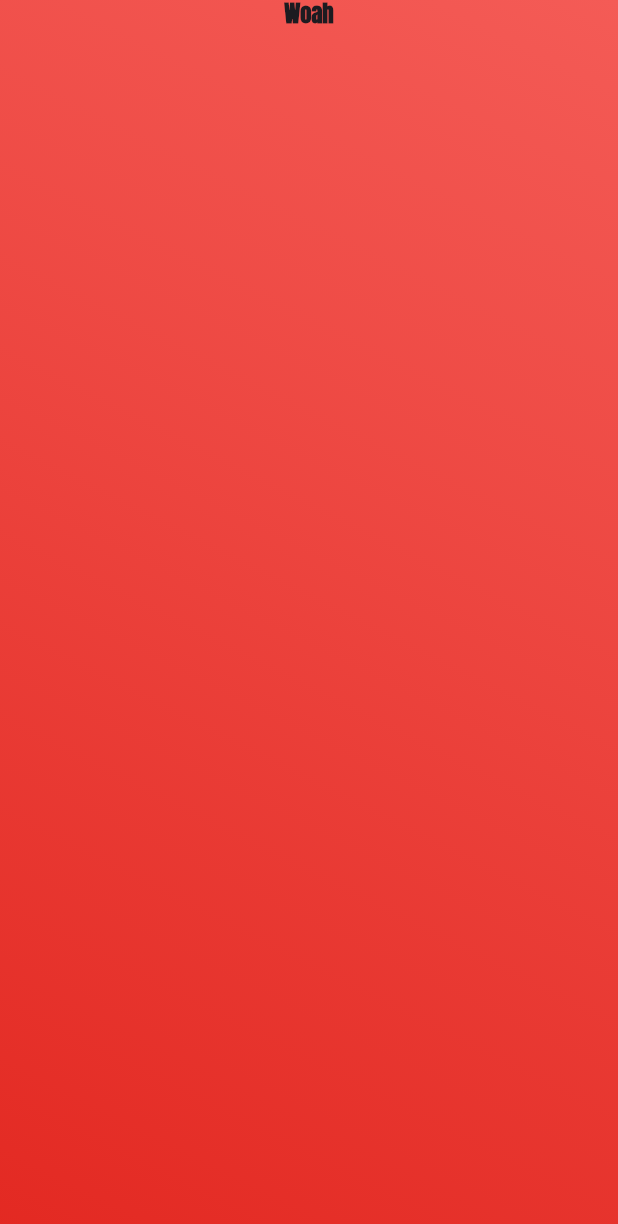
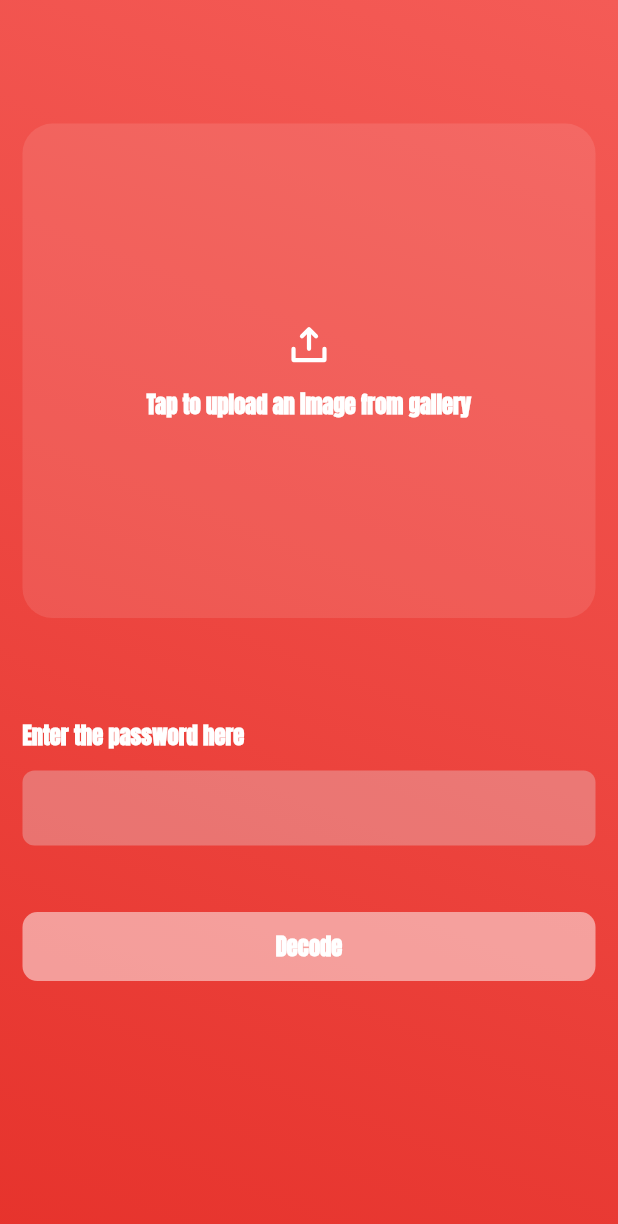
Before and after one commit to emeleonufavour/hide-me, a Flutter app: the SeeMessageScreen screen opened directly, on a phone screen of 412 x 824 dp. Shown: the top 1224 px of the screen. Run offline on Flutter 3.47's test engine with Material 3 defaults, Android fonts, the phone set to English and light mode, and no system bars; our stand-ins replace flutter_animate, flutter_svg, hex, image_picker, lottie; missing offline and left inert: cryptography, gal, image_size_getter.

Commit message:
update at 17/8/24 8:48AM

```diff
--- a/lib/services/steganograph.dart
+++ b/lib/services/steganograph.dart
@@ -1,7 +1,7 @@
 import 'dart:async';
+import 'dart:developer';
 import 'dart:io';
 import 'dart:isolate';
-import 'dart:math';
 import 'dart:typed_data';
 
 import 'package:flutter/services.dart';
@@ -27,6 +27,7 @@ class Steganograph {
 
       String encryptedMessage =
           await EncryptionService.getEncryptedMessage(message, password);
+      log("encrypted => $encryptedMessage");
 
       Image imageWithMessage = Image.fromBytes(
         size.width,
@@ -132,6 +133,7 @@ class Steganograph {
       final decodedImage = decodePng(await image.readAsBytes());
 
       String? hiddenMessage = decodedImage?.textData?[textDataKey];
+      log(decodedImage?.textData.toString() ?? "textdata is null");
 
       if (hiddenMessage != null && hiddenMessage.isNotEmpty) {
         return await DecryptionService.getDecryptedMessage(
--- a/lib/ui/views/see_message/see_message_screen.dart
+++ b/lib/ui/views/see_message/see_message_screen.dart
@@ -1,9 +1,13 @@
+import 'dart:developer';
 import 'dart:io';
-
 import 'package:flutter/material.dart';
+import 'package:hide_me/services/exceptions.dart';
+import 'package:hide_me/services/steganograph.dart';
+import 'package:hide_me/ui/widgets/h_textfield.dart';
 import 'package:image_picker/image_picker.dart';
-
+import '../../widgets/h_button.dart';
 import '../../widgets/text_widget.dart';
+import '../hide_message/widgets/image_box.dart';
 
 class SeeMessageScreen extends StatefulWidget {
   const SeeMessageScreen({super.key});
@@ -14,7 +18,11 @@ class SeeMessageScreen extends StatefulWidget {
 
 class _SeeMessageScreenState extends State<SeeMessageScreen> {
   File? _selectedImageFile;
+  String? message;
+  final bool _loading = false;
   final ImagePicker picker = ImagePicker();
+  final TextEditingController _passwordCtr = TextEditingController();
+
   void onPickPhoto() async {
     final pickedFile = await picker.pickImage(source: ImageSource.gallery);
 
@@ -28,10 +36,38 @@ class _SeeMessageScreenState extends State<SeeMessageScreen> {
     });
   }
 
+  void decodePhoto() async {
+    if (_passwordCtr.text.isNotEmpty && _selectedImageFile != null) {
+      log("decoding");
+      try {
+        String? message = await Steganograph.decodeMessage(
+            image: _selectedImageFile!,
+            password: _passwordCtr.text.toLowerCase());
+        log("Password => ${_passwordCtr.text}");
+        if (message != null) {
+          log(message);
+          setState(() {
+            this.message = message;
+          });
+        } else {
+          log("message is null");
+        }
+      } catch (e) {
+        HideMeLogger.logWithException(message: "Unable to decode photo", e: e);
+      }
+    }
+  }
+
   @override
   Widget build(BuildContext context) {
-    return Scaffold(
-      body: Container(
+    final Size size = MediaQuery.sizeOf(context);
+    return GestureDetector(
+      onTap: () {
+        FocusScope.of(context).requestFocus(FocusNode());
+      },
+      child: Scaffold(
+        body: SingleChildScrollView(
+          child: Container(
             width: double.maxFinite,
             decoration: const BoxDecoration(
               gradient: LinearGradient(
@@ -41,9 +77,53 @@ class _SeeMessageScreenState extends State<SeeMessageScreen> {
                 colors: [Color(0xfff45b56), Color(0xffe32922)],
               ),
             ),
-        child: const Padding(
-          padding: EdgeInsets.symmetric(horizontal: 15),
-          child: Column(children: [TextWidget(title: "Woah")]),
+            child: Padding(
+              padding: const EdgeInsets.symmetric(horizontal: 15),
+              child: Column(
+                  crossAxisAlignment: CrossAxisAlignment.start,
+                  children: [
+                    SizedBox(
+                      height: size.height * 0.1,
+                    ),
+                    ImageBox(
+                      image: _selectedImageFile,
+                      fct: onPickPhoto,
+                    ),
+                    SizedBox(
+                      height: size.height * 0.07,
+                    ),
+                    HTextfield(
+                      label: "Enter the password here",
+                      labelColor: Colors.white,
+                      hintText: "",
+                      textCtr: _passwordCtr,
+                    ),
+                    HButton(
+                      label: "Decode",
+                      buttonWidget: _loading
+                          ? CircularProgressIndicator(
+                              color: Colors.white.withOpacity(0.5),
+                            )
+                          : null,
+                      color: Colors.white.withOpacity(0.5),
+                      fct: decodePhoto,
+                    ),
+                    if (message != null)
+                      Column(
+                        children: [
+                          const TextWidget(
+                            title: "Message:",
+                            textColor: Colors.white,
+                          ),
+                          TextWidget(title: message!)
+                        ],
+                      ),
+                    SizedBox(
+                      height: size.height * 0.5,
+                    ),
+                  ]),
+            ),
+          ),
         ),
       ),
     );
```
Also changed, not shown: lib/ui/views/hide_message/hide_message_screen.dart (+2 -11 lines), pubspec.lock, 2 other files. Lines whose indentation alone changed are shown as unchanged.
